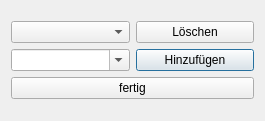
First picture: the form in genre.ui, repository cedi4155476/musicmanager, before the edit.
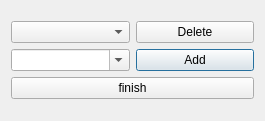
Second picture: the form after the edit.

Patch:
```diff
--- a/genre.ui
+++ b/genre.ui
@@ -52,7 +52,7 @@
        <item row="0" column="1">
         <widget class="QPushButton" name="buttondel">
          <property name="text">
-          <string>Löschen</string>
+          <string>Delete</string>
          </property>
          <property name="autoDefault">
           <bool>false</bool>
@@ -73,7 +73,7 @@
        <item row="0" column="1">
         <widget class="QPushButton" name="buttonadd">
          <property name="text">
-          <string>Hinzufügen</string>
+          <string>Add</string>
          </property>
         </widget>
        </item>
@@ -82,7 +82,7 @@
      <item>
       <widget class="QPushButton" name="buttonfinish">
        <property name="text">
-        <string>fertig</string>
+        <string>finish</string>
        </property>
        <property name="autoDefault">
         <bool>false</bool>
```
Left out of the diff: 2 changed lines with no effect on the pictures.
